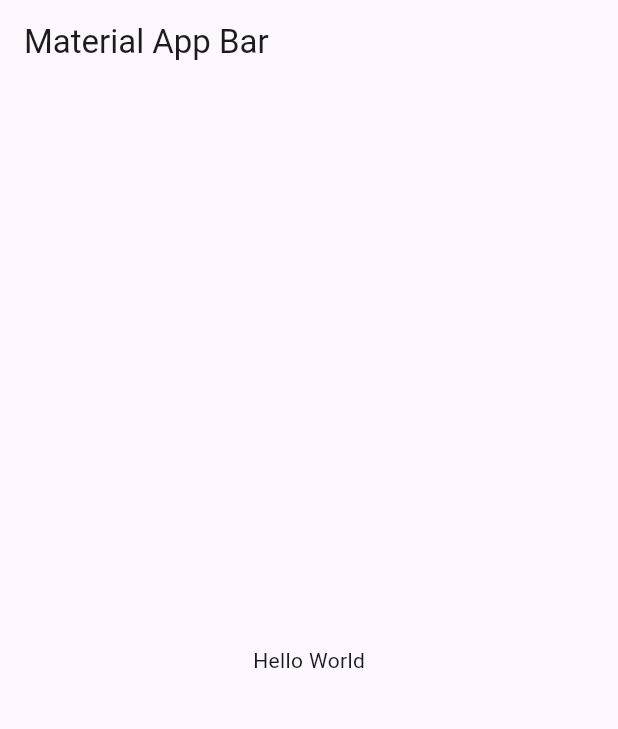
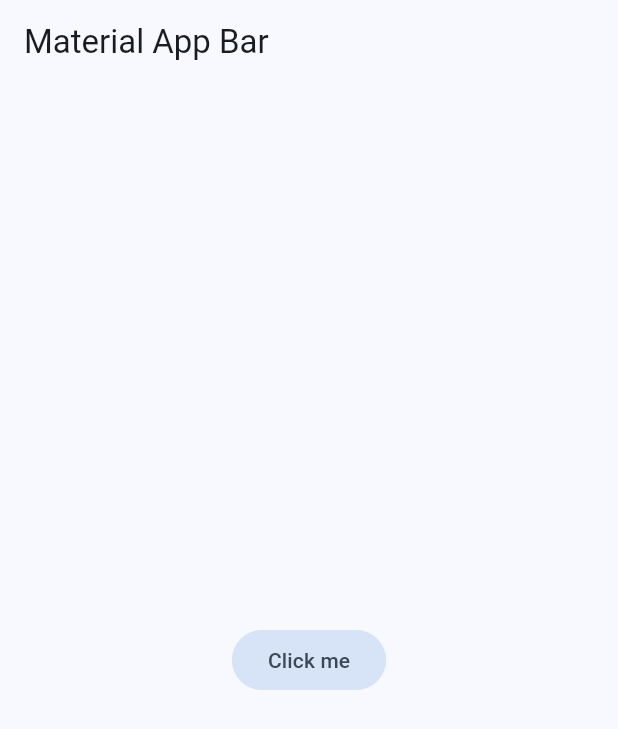
Before and after one commit to camiloaacevedo/flutter-yes-no-app, a Flutter app: the screen it shows after launch, on a phone screen of 412 x 824 dp. Shown: the top 729 px of the screen. Run offline on Flutter 3.47's test engine with Material 3 defaults, Android fonts, the phone set to English and light mode, and no system bars.

Commit message:
Global style for app

```diff
--- /dev/null
+++ b/lib/config/theme/app_theme.dart
@@ -0,0 +1,30 @@
+import 'package:flutter/material.dart';
+
+const Color _customColor = Color(0xFF5C11D4);
+
+const List<Color> _colorThemes = [
+  _customColor,
+  Colors.blue,
+  Colors.teal,
+  Colors.green,
+  Colors.yellow,
+  Colors.orange,
+  Colors.pink,
+];
+
+class AppTheme {
+  final int selectedColor;
+
+  AppTheme({this.selectedColor = 0})
+    : assert(
+        selectedColor >= 0 && selectedColor <= _colorThemes.length - 1,
+        'Colors must be between 0 and ${_colorThemes.length}',
+      );
+
+  ThemeData theme() {
+    return ThemeData(
+      colorSchemeSeed: _colorThemes[selectedColor],
+      // brightness: Brightness.dark,
+    );
+  }
+}
--- a/lib/main.dart
+++ b/lib/main.dart
@@ -1,4 +1,5 @@
 import 'package:flutter/material.dart';
+import 'package:yes_no_app/config/theme/app_theme.dart';
 
 void main() => runApp(const MyApp());
 
@@ -9,12 +10,12 @@ class MyApp extends StatelessWidget {
   Widget build(BuildContext context) {
     return MaterialApp(
       title: 'Yes No App',
+      debugShowCheckedModeBanner: false,
+      theme: AppTheme(selectedColor: 1).theme(),
       home: Scaffold(
-        appBar: AppBar(
-          title: const Text('Material App Bar'),
-        ),
-        body: const Center(
-          child: Text('Hello World'),
+        appBar: AppBar(title: const Text('Material App Bar')),
+        body: Center(
+          child: FilledButton.tonal(onPressed: () {}, child: Text('Click me')),
         ),
       ),
     );
```
